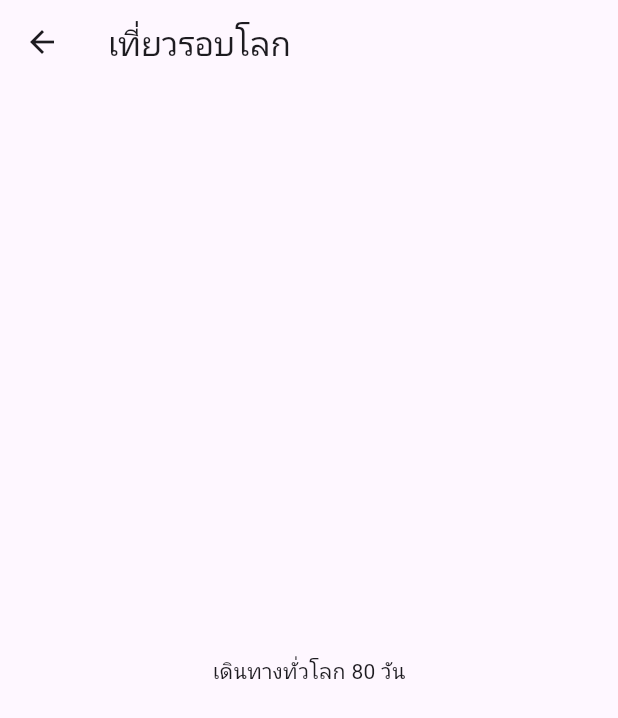
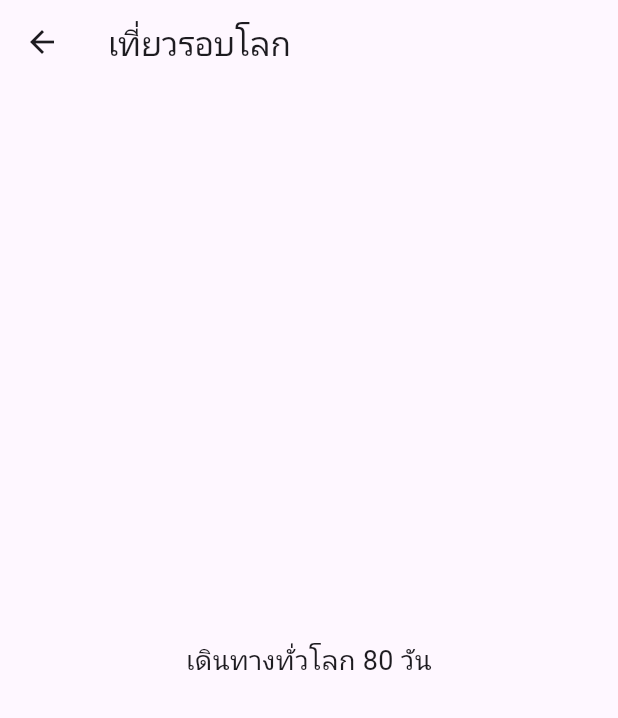
Before and after one commit to Jujube2005/activity_weather, a Flutter app: the screen it shows after launch, after a tap on "เที่ยวรอบโลก", on a phone screen of 412 x 824 dp. Shown: the top 718 px of the screen. Run offline on Flutter 3.47's test engine with Material 3 defaults, Android fonts, the phone set to English and light mode, and no system bars.

Commit message:
style: center activity detail text

```diff
--- a/lib/screens/activity_detail_page.dart
+++ b/lib/screens/activity_detail_page.dart
@@ -1,3 +1,4 @@
+
 import 'package:flutter/material.dart';
 
 class ActivityDetailPage extends StatelessWidget {
@@ -12,15 +13,22 @@ class ActivityDetailPage extends StatelessWidget {
   Widget build(BuildContext context) {
     return Scaffold(
       appBar: AppBar(
-        title: Text(activity['title']!),
+        title: Text(
+          activity['title']!,
+          maxLines: 1,
+          overflow: TextOverflow.ellipsis,
+        ),
       ),
       body: Center(
-        child: Column(
-          mainAxisAlignment: MainAxisAlignment.center,
-          children: [
-            const SizedBox(height: 16),
-            Text(activity['detail']!),
-          ],
+        child: Padding(
+          padding: const EdgeInsets.all(20.0),
+          child: Text(
+            activity['detail']!,
+            textAlign: TextAlign.center,
+            style: const TextStyle(
+              fontSize: 18,
+            ),
+          ),
         ),
       ),
     );
--- a/lib/screens/activity_list_page.dart
+++ b/lib/screens/activity_list_page.dart
@@ -11,6 +11,7 @@ class ActivityListPage extends StatefulWidget {
 }
 
 class _ActivityListPageState extends State<ActivityListPage> {
+
   final List<Map<String, String>> activities = [
     {
       'title': 'เที่ยวรอบโลก',
@@ -60,7 +61,6 @@ class _ActivityListPageState extends State<ActivityListPage> {
         actions: [
           IconButton(
             icon: const Icon(Icons.add),
-            tooltip: 'เพิ่มกิจกรรม',
             onPressed: () async {
               final result = await Navigator.push<Map<String, String>>(
                 context,
@@ -71,11 +71,7 @@ class _ActivityListPageState extends State<ActivityListPage> {
 
               if (result != null) {
                 setState(() {
-                  activities.add({
-                    'title': result['title']!,
-                    'date': DateTime.now().toString().substring(0, 10),
-                    'detail': result['note']!,
-                  });
+                  activities.add(result);
                 });
               }
             },
```
